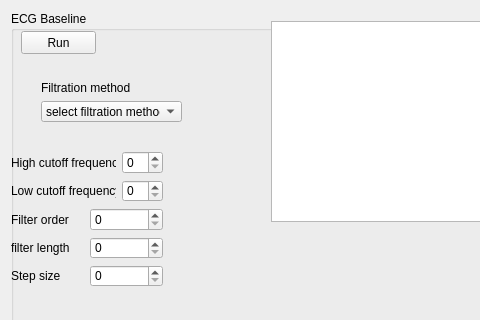
This is EcgApplicationCore/View/ecgbaseline_gui.ui in KuleszIB/EcgAppCore as Qt 5 draws it before an edit; both pictures show x 0 to 480 and y 0 to 320 of the 1024 by 713 pixel window. The edited form follows.
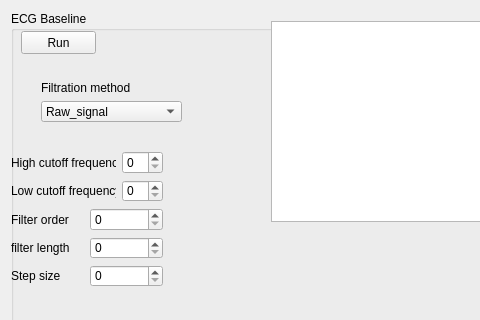
This is the edited form.

Patch:
```diff
--- a/EcgApplicationCore/View/ecgbaseline_gui.ui
+++ b/EcgApplicationCore/View/ecgbaseline_gui.ui
@@ -53,7 +53,7 @@
         <widget class="QComboBox" name="comboBox_filter">
          <item>
           <property name="text">
-           <string>select filtration method</string>
+           <string>Raw_signal</string>
           </property>
          </item>
          <item>
```
Left out of the diff: 17 changed lines with no effect on the pictures.
